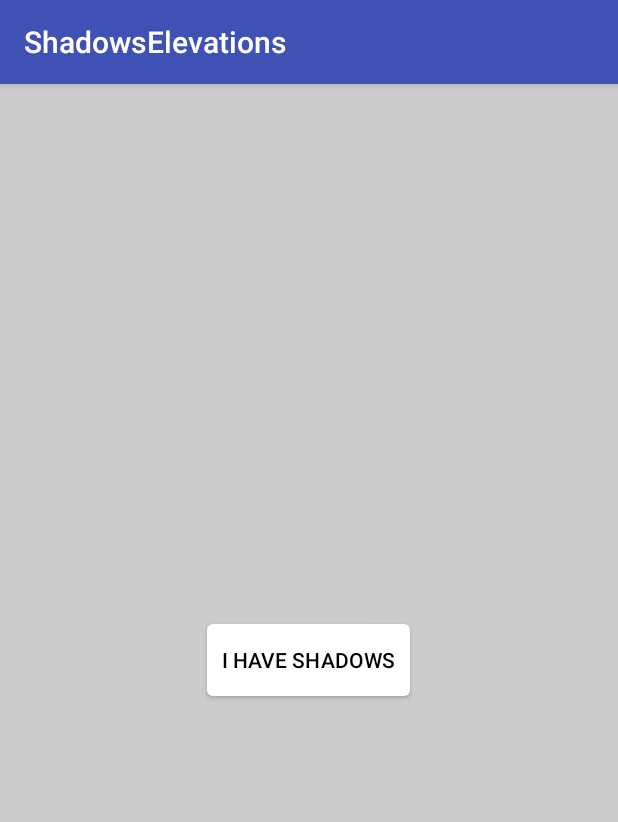
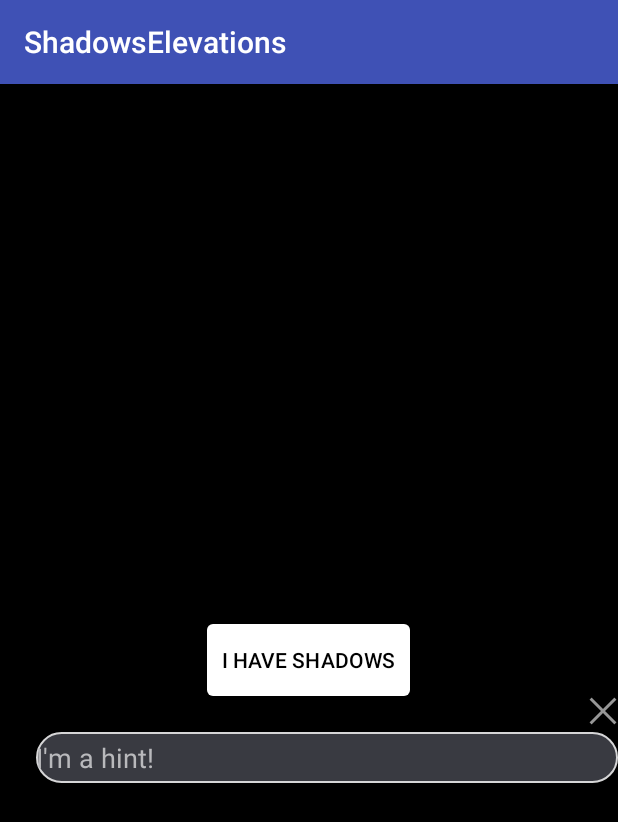
Before and after one commit to chemouna/ShadowsElevations, an Android app: the screen it shows after launch (MainActivity), on a phone screen of 412 x 824 dp. Shown: the top 822 px of the screen. Run offline under Robolectric (Android 15) with nearby library versions, the phone set to English and light mode, and no system bars.

Commit message:
Playing with edit text and its background.

```diff
--- a/app/src/main/java/com/mounacheikhna/shadowselevations/MainActivity.kt
+++ b/app/src/main/java/com/mounacheikhna/shadowselevations/MainActivity.kt
@@ -2,8 +2,6 @@ package com.mounacheikhna.shadowselevations
 
 import android.support.v7.app.AppCompatActivity
 import android.os.Bundle
-import android.support.v7.widget.AppCompatButton
-import android.view.View
 
 class MainActivity : AppCompatActivity() {
 
--- /dev/null
+++ b/app/src/main/res/drawable/et_bg.xml
@@ -0,0 +1,7 @@
+<?xml version="1.0" encoding="utf-8"?>
+<shape xmlns:android="http://schemas.android.com/apk/res/android"
+    android:shape="rectangle" android:padding="10dp">
+    <solid android:color="#393a41"/>
+    <corners android:radius="20dp"/>
+    <stroke android:color="@color/white" android:width="1dp"/>
+</shape>
--- /dev/null
+++ b/app/src/main/res/drawable/fancy_panel_ripple.xml
@@ -0,0 +1,13 @@
+<?xml version="1.0" encoding="utf-8"?>
+<selector xmlns:android="http://schemas.android.com/apk/res/android">
+    <item android:state_pressed="true">
+        <shape>
+            <solid android:color="#888888" />
+        </shape>
+    </item>
+    <item android:state_focused="true">
+        <shape>
+            <solid android:color="#888888" />
+        </shape>
+    </item>
+</selector>
--- a/app/src/main/res/layout/activity_main.xml
+++ b/app/src/main/res/layout/activity_main.xml
@@ -1,25 +1,51 @@
 <?xml version="1.0" encoding="utf-8"?>
-<RelativeLayout
-    xmlns:android="http://schemas.android.com/apk/res/android"
+<RelativeLayout xmlns:android="http://schemas.android.com/apk/res/android"
     xmlns:app="http://schemas.android.com/apk/res-auto"
     xmlns:tools="http://schemas.android.com/tools"
     android:layout_width="match_parent"
     android:layout_height="match_parent"
-    android:background="#cccccc"
+    android:background="@android:color/black"
     tools:context="com.mounacheikhna.shadowselevations.MainActivity">
 
     <android.support.v7.widget.AppCompatButton
         android:id="@+id/button"
+        style="@style/Widget.AppCompat.Button.Colored"
         android:layout_width="wrap_content"
         android:layout_height="wrap_content"
-        android:text="I have shadows"
-        style="@style/Widget.AppCompat.Button.Colored"
+        android:layout_centerInParent="true"
         android:background="@drawable/bg"
         android:padding="10dp"
+        android:shadowDy="400"
+        android:shadowRadius="80"
+        android:text="I have shadows"
         android:textColor="@android:color/black"
-        android:layout_centerInParent="true"
-        app:elevation="2dp"
-        android:shadowDy="400"
-        android:shadowRadius="80"/>
+        app:elevation="2dp" />
+
+    <FrameLayout
+        android:layout_width="match_parent"
+        android:layout_height="wrap_content"
+        android:layout_below="@id/button">
+
+        <EditText
+            android:layout_width="match_parent"
+            android:layout_height="34dp"
+            android:layout_marginLeft="24dp"
+            android:layout_marginTop="24dp"
+            android:background="@drawable/et_bg"
+            android:hint="I'm a hint!"
+            android:textColorHint="#b9b9bc"
+            android:importantForAutofill="noExcludeDescendants"
+            android:textSize="18sp"/>
+
+        <ImageButton
+            android:id="@+id/clear_button"
+            android:layout_width="20dp"
+            android:layout_height="20dp"
+            android:layout_gravity="end"
+            android:background="@drawable/fancy_panel_ripple"
+            android:src="@android:drawable/ic_menu_close_clear_cancel" />
+
+    </FrameLayout>
+
 
 </RelativeLayout>
--- a/build.gradle
+++ b/build.gradle
@@ -7,7 +7,7 @@ buildscript {
         jcenter()
     }
     dependencies {
-        classpath 'com.android.tools.build:gradle:3.0.0-beta4'
+        classpath 'com.android.tools.build:gradle:3.0.0-beta5'
         classpath "org.jetbrains.kotlin:kotlin-gradle-plugin:$kotlin_version"
 
         // NOTE: Do not place your application dependencies here; they belong
```
